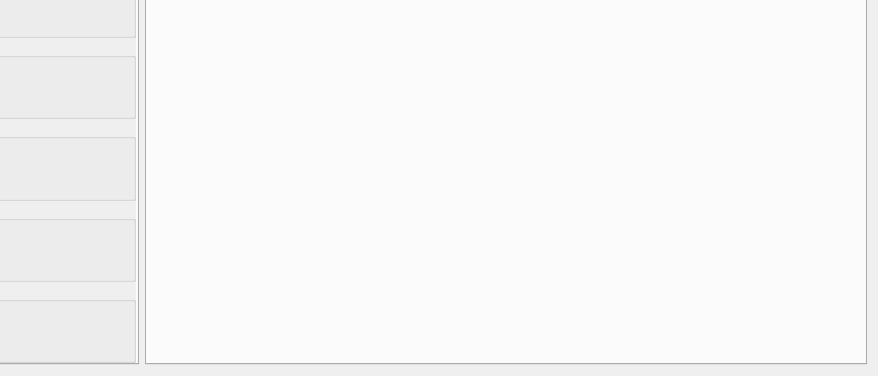
randovania/randovania, file randovania/gui/ui_files/tracker_window.ui: the form before one commit; both pictures show x 162 to 1040 and y 119 to 495 of the 1040 by 495 pixel window.
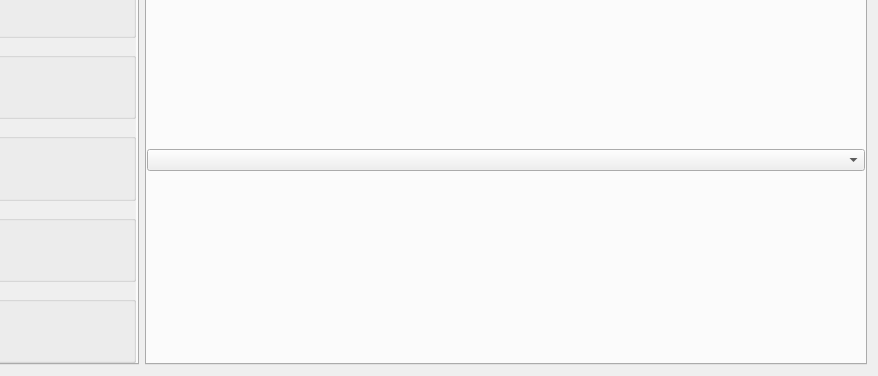
The form after the commit. The open tabs and pages were chosen to show the change.

Commit message: Adding graph view to the tracker

What changed in the file:
```diff
--- a/randovania/gui/ui_files/tracker_window.ui
+++ b/randovania/gui/ui_files/tracker_window.ui
@@ -355,6 +355,23 @@
        <attribute name="title">
         <string>Graph Map</string>
        </attribute>
+       <layout class="QVBoxLayout" name="tab_graph_map_layout">
+        <property name="leftMargin">
+         <number>0</number>
+        </property>
+        <property name="topMargin">
+         <number>0</number>
+        </property>
+        <property name="rightMargin">
+         <number>0</number>
+        </property>
+        <property name="bottomMargin">
+         <number>0</number>
+        </property>
+        <item>
+         <widget class="QComboBox" name="graph_map_world_combo"/>
+        </item>
+       </layout>
       </widget>
       <widget class="QWidget" name="tab_actions">
        <attribute name="title">
```
The commit also changes 4 other files.
